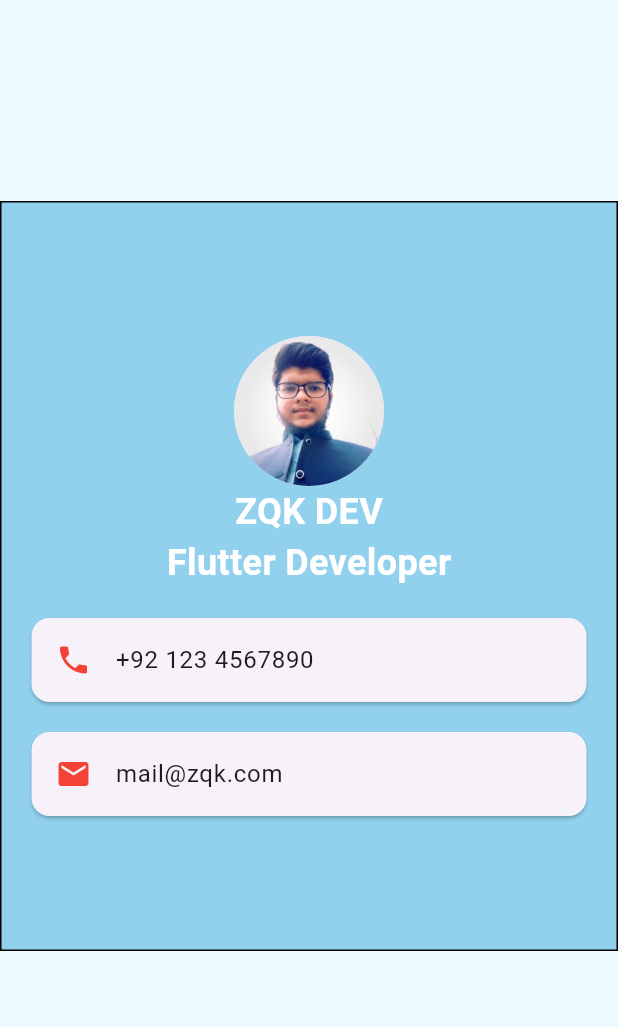
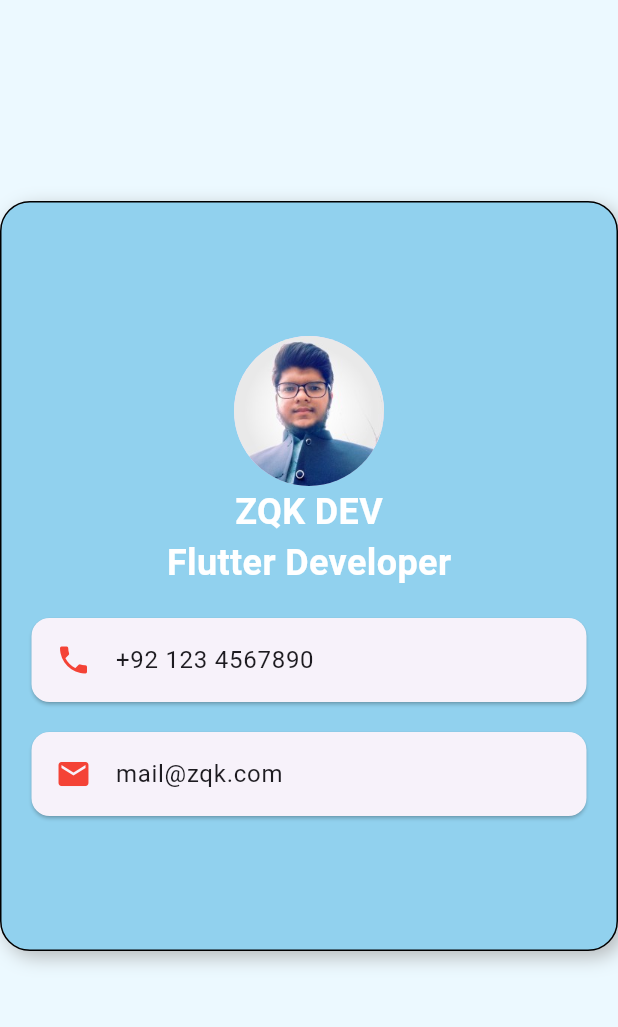
Before and after one commit to Zohaib-Qaisar-Kayani-ZQK/profile_card, a Flutter app: the screen it shows after launch, on a phone screen of 412 x 824 dp, the part 84-1111 px from its top. Run offline on Flutter 3.47's test engine with Material 3 defaults, Android fonts, the phone set to English and light mode, and no system bars.

```diff
--- a/lib/Screens/home.dart
+++ b/lib/Screens/home.dart
@@ -32,6 +32,14 @@ class Home extends StatelessWidget {
                 color: Colors.black,
                 style: BorderStyle.solid,
               ),
+              borderRadius: BorderRadius.circular(20),
+              boxShadow: [
+                BoxShadow(
+                  color: Colors.grey.withOpacity(0.7),
+                  blurRadius: 10,
+                  offset: const Offset(4, 4),
+                ),
+              ],
             ),
             child: Column(
               mainAxisAlignment: MainAxisAlignment.center,
```
